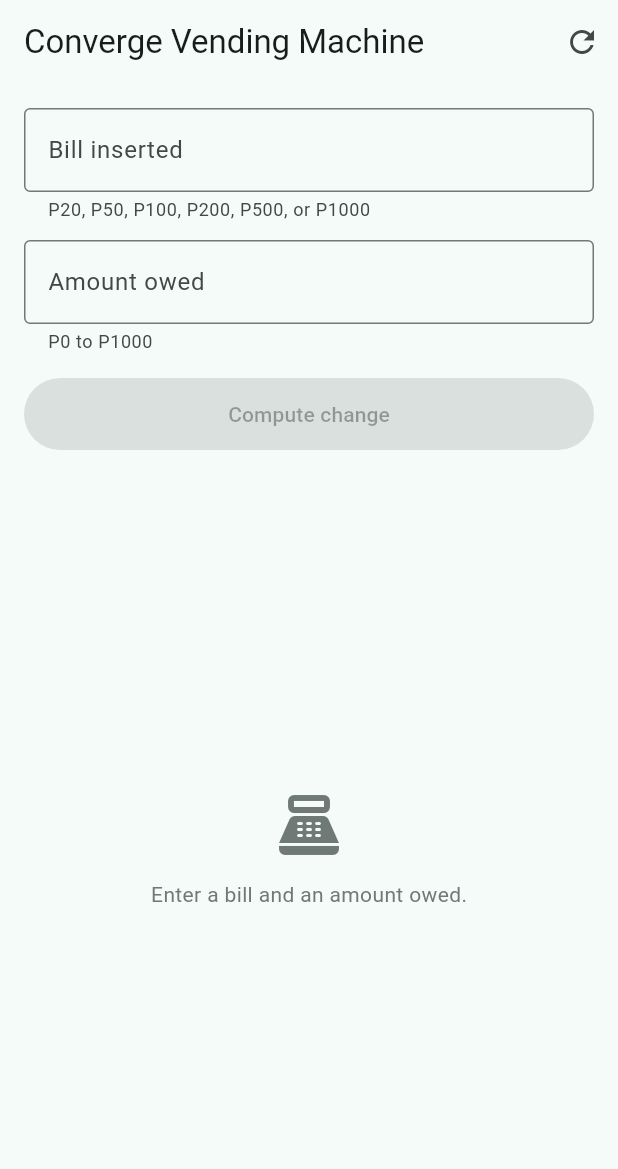
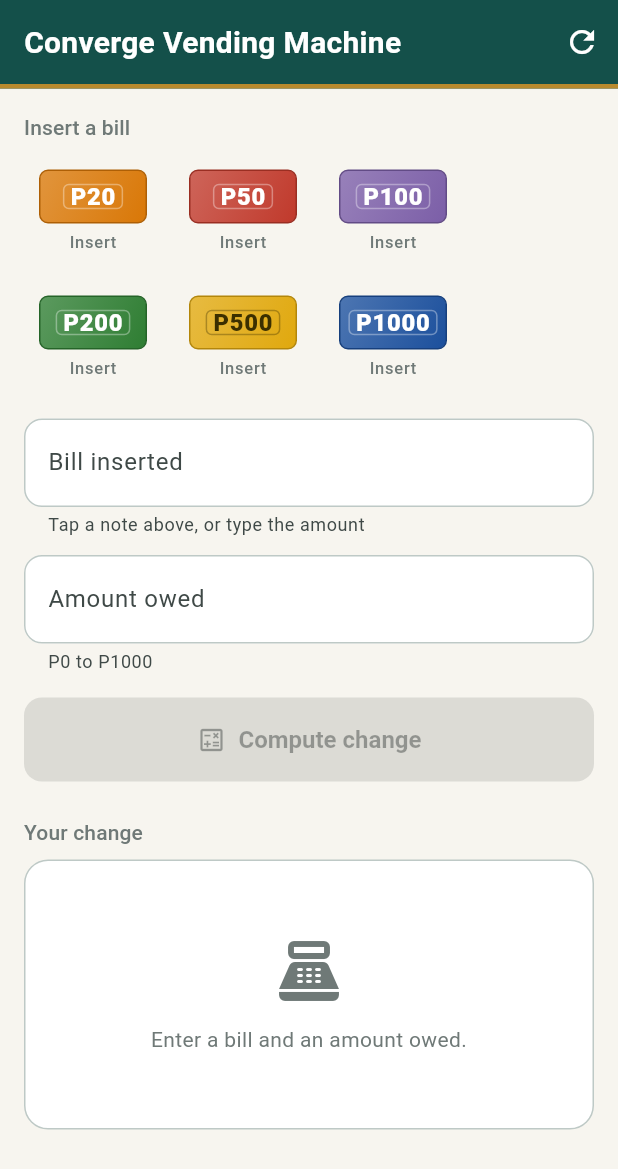
Before and after one commit to jvcerezo/converge-vending-machine, a Flutter app: the screen it shows after launch, on a phone screen of 412 x 824 dp. Shown: the top 1169 px of the screen. Run offline on Flutter 3.47's test engine with Material 3 defaults, Android fonts, the phone set to English and light mode, and no system bars.

Commit message:
feat: update existing files to use new themes and widgets

```diff
--- a/cvm/lib/main.dart
+++ b/cvm/lib/main.dart
@@ -1,5 +1,6 @@
 import 'package:flutter/material.dart';
 import 'presentation/change_screen.dart';
+import 'presentation/theme/peso_theme.dart';
 
 void main() => runApp(const CvmApp());
 
@@ -11,10 +12,7 @@
     return MaterialApp(
       title: 'Converge Vending Machine',
       debugShowCheckedModeBanner: false,
-      theme: ThemeData(
-        colorScheme: ColorScheme.fromSeed(seedColor: const Color(0xFF00695C)),
-        useMaterial3: true,
-      ),
+      theme: buildPesoTheme(),
       home: const ChangeScreen(),
     );
   }
--- a/cvm/lib/presentation/change_screen.dart
+++ b/cvm/lib/presentation/change_screen.dart
@@ -1,9 +1,12 @@
-import 'package:cvm/domain/denomination.dart';
 import 'package:flutter/material.dart';
+import 'package:flutter/services.dart';
 
 import '../domain/change_calculator.dart';
 import '../domain/change_result.dart';
+import '../domain/denomination.dart';
+import 'theme/peso_theme.dart';
 import 'widgets/amount_field.dart';
+import 'widgets/bill_picker.dart';
 import 'widgets/change_breakdown.dart';
 
 class ChangeScreen extends StatefulWidget {
@@ -65,6 +68,11 @@
     return null;
   }
 
+  // tapping a note just fills the bill field, validation stays the same
+  void _selectBill(DenominationValue bill) {
+    _billController.text = bill.pesos.toString();
+  }
+
   void _compute() {
     FocusScope.of(context).unfocus();
     if (!(_formKey.currentState?.validate() ?? false)) {
@@ -97,15 +105,39 @@
             tooltip: 'Reset',
           ),
         ],
+        bottom: const PreferredSize(
+          preferredSize: Size.fromHeight(3),
+          // thin brass line under the app bar
+          child: ColoredBox(
+            color: PesoColors.brandBrass,
+            child: SizedBox(height: 3, width: double.infinity),
+          ),
+        ),
       ),
       body: GestureDetector(
         behavior: HitTestBehavior.opaque,
         onTap: () => FocusScope.of(context).unfocus(),
-        child: Padding(
-          padding: const EdgeInsets.all(16),
-          child: Column(
-            crossAxisAlignment: CrossAxisAlignment.stretch,
+        child: SafeArea(
+          // scrollable so the keyboard does not squish the fields
+          child: ListView(
+            padding: EdgeInsets.fromLTRB(
+              16,
+              16,
+              16,
+              MediaQuery.of(context).viewInsets.bottom + 24,
+            ),
             children: [
+              const _SectionLabel('Insert a bill'),
+              const SizedBox(height: 8),
+              // listens to the controller so only the picker rebuilds on tap
+              ValueListenableBuilder<TextEditingValue>(
+                valueListenable: _billController,
+                builder: (context, value, _) => BillPicker(
+                  selectedPesos: int.tryParse(value.text.trim()),
+                  onSelected: _selectBill,
+                ),
+              ),
+              const SizedBox(height: 16),
               Form(
                 key: _formKey,
                 child: Column(
@@ -113,8 +145,7 @@
                     AmountField(
                       controller: _billController,
                       label: 'Bill inserted',
-                      // show in labels what users can input
-                      helperText: 'P20, P50, P100, P200, P500, or P1000',
+                      helperText: 'Tap a note above, or type the amount',
                       validator: _validateBill,
                     ),
                     const SizedBox(height: 12),
@@ -134,14 +165,23 @@
               // button user can press when ready to submit
               const SizedBox(height: 16),
               SizedBox(
-                height: 48,
+                height: 56,
                 child: FilledButton(
                   onPressed: _canSubmit ? _compute : null,
-                  child: const Text('Compute change'),
+                  child: const Row(
+                    mainAxisAlignment: MainAxisAlignment.center,
+                    children: [
+                      Icon(Icons.calculate_outlined, size: 20),
+                      SizedBox(width: 8),
+                      Text('Compute change'),
+                    ],
+                  ),
                 ),
               ),
               const SizedBox(height: 24),
-              Expanded(child: ChangeBreakdown(result: _result)),
+              const _SectionLabel('Your change'),
+              const SizedBox(height: 8),
+              ChangeBreakdown(result: _result),
             ],
           ),
         ),
@@ -149,3 +189,19 @@
     );
   }
 }
+
+class _SectionLabel extends StatelessWidget {
+  const _SectionLabel(this.text);
+
+  final String text;
+
+  @override
+  Widget build(BuildContext context) {
+    return Text(
+      text,
+      style: Theme.of(context).textTheme.labelLarge?.copyWith(
+        color: Theme.of(context).colorScheme.outline,
+      ),
+    );
+  }
+}
--- a/cvm/lib/presentation/widgets/amount_field.dart
+++ b/cvm/lib/presentation/widgets/amount_field.dart
@@ -32,11 +32,17 @@
         LengthLimitingTextInputFormatter(4),
       ],
       onFieldSubmitted: (_) => onSubmitted?.call(),
+      style: const TextStyle(fontSize: 18, fontWeight: FontWeight.w600),
       decoration: InputDecoration(
         labelText: label,
         helperText: helperText,
+        helperMaxLines: 2,
         prefixText: 'P ',
-        border: const OutlineInputBorder(),
+        prefixStyle: TextStyle(
+          fontSize: 18,
+          fontWeight: FontWeight.w700,
+          color: Theme.of(context).colorScheme.primary,
+        ),
       ),
     );
   }
--- a/cvm/lib/presentation/widgets/change_breakdown.dart
+++ b/cvm/lib/presentation/widgets/change_breakdown.dart
@@ -1,6 +1,8 @@
-import 'package:cvm/domain/denomination.dart';
 import 'package:flutter/material.dart';
+
 import '../../domain/change_result.dart';
+import '../theme/peso_theme.dart';
+import 'money_swatch.dart';
 
 class ChangeBreakdown extends StatelessWidget {
   const ChangeBreakdown({super.key, required this.result});
@@ -8,15 +10,46 @@
 
   @override
   Widget build(BuildContext context) {
-    return switch (result) {
+    return AnimatedSwitcher(
+      duration: const Duration(milliseconds: 220),
+      switchInCurve: Curves.easeOut,
+      child: switch (result) {
         null => const _Placeholder(),
         ChangeFailure(:final error) => _ErrorBanner(error: error),
         ChangeSuccess(isNoChangeDue: true) => const _NoChangeDue(),
         ChangeSuccess(:final entries, :final totalPesos) => _Breakdown(
+          key: ValueKey(totalPesos),
           entries: entries,
           totalPesos: totalPesos,
         ),
-    };
+      },
+    );
+  }
+}
+
+// shared card for the empty and no change states. the result area is inside
+// a scroll view now so it needs a min height or it collapses
+class _StateCard extends StatelessWidget {
+  const _StateCard({required this.children});
+
+  final List<Widget> children;
+
+  @override
+  Widget build(BuildContext context) {
+    return Container(
+      width: double.infinity,
+      constraints: const BoxConstraints(minHeight: 180),
+      padding: const EdgeInsets.all(24),
+      decoration: BoxDecoration(
+        color: Colors.white,
+        borderRadius: BorderRadius.circular(16),
+        border: Border.all(color: Theme.of(context).colorScheme.outlineVariant),
+      ),
+      child: Column(
+        mainAxisAlignment: MainAxisAlignment.center,
+        children: children,
+      ),
+    );
   }
 }
 
@@ -25,24 +58,20 @@
 
   @override
   Widget build(BuildContext context) {
-    return Center(
-      child: Column(
-        mainAxisAlignment: MainAxisAlignment.center,
+    final scheme = Theme.of(context).colorScheme;
+
+    return _StateCard(
       children: [
-          Icon(
-            Icons.point_of_sale_outlined,
-            size: 48,
-            color: Theme.of(context).colorScheme.outline,
-          ),
+        Icon(Icons.point_of_sale_outlined, size: 48, color: scheme.outline),
         const SizedBox(height: 12),
         Text(
           'Enter a bill and an amount owed.',
-            style: Theme.of(context).textTheme.bodyMedium?.copyWith(
-              color: Theme.of(context).colorScheme.outline,
-            ),
+          textAlign: TextAlign.center,
+          style: Theme.of(
+            context,
+          ).textTheme.bodyMedium?.copyWith(color: scheme.outline),
         ),
       ],
-      ),
     );
   }
 }
@@ -52,22 +81,19 @@
 
   @override
   Widget build(BuildContext context) {
-    return Center(
-      child: Column(
-        mainAxisAlignment: MainAxisAlignment.center,
+    final scheme = Theme.of(context).colorScheme;
+
+    return _StateCard(
       children: [
-          Icon(
-            Icons.check_circle_outline,
-            size: 48,
-            color: Theme.of(context).colorScheme.primary,
-          ),
+        Icon(Icons.check_circle_outline, size: 48, color: scheme.primary),
         const SizedBox(height: 12),
         Text(
           'No change due.',
-            style: Theme.of(context).textTheme.titleMedium,
+          style: Theme.of(
+            context,
+          ).textTheme.titleMedium?.copyWith(fontWeight: FontWeight.w700),
         ),
       ],
-      ),
     );
   }
 }
@@ -93,7 +119,7 @@
       padding: const EdgeInsets.all(16),
       decoration: BoxDecoration(
         color: scheme.errorContainer,
-        borderRadius: BorderRadius.circular(12),
+        borderRadius: BorderRadius.circular(16),
       ),
       child: Row(
         crossAxisAlignment: CrossAxisAlignment.start,
@@ -103,9 +129,10 @@
           Expanded(
             child: Text(
               _message,
-              style: Theme.of(
-                context,
-              ).textTheme.bodyMedium?.copyWith(color: scheme.onErrorContainer),
+              style: Theme.of(context).textTheme.bodyMedium?.copyWith(
+                color: scheme.onErrorContainer,
+                fontWeight: FontWeight.w600,
+              ),
             ),
           ),
         ],
@@ -115,7 +142,11 @@
 }
 
 class _Breakdown extends StatelessWidget {
-  const _Breakdown({required this.entries, required this.totalPesos});
+  const _Breakdown({
+    super.key,
+    required this.entries,
+    required this.totalPesos,
+  });
 
   final List<ChangeEntry> entries;
   final int totalPesos;
@@ -127,32 +158,68 @@
     return Column(
       crossAxisAlignment: CrossAxisAlignment.stretch,
       children: [
-        Text('Change: P$totalPesos', style: theme.textTheme.headlineSmall),
-        const SizedBox(height: 8),
-        Expanded(
-          child: ListView.separated(
-            itemCount: entries.length,
-            separatorBuilder: (_, _) => const Divider(height: 1),
-            itemBuilder: (context, index) {
-              final entry = entries[index];
-              return ListTile(
-                dense: true,
-                leading: Icon(
-                  entry.denomination.type == DenominationType.bill
-                      ? Icons.money
-                      : Icons.circle_outlined,
-                  color: theme.colorScheme.primary,
+        Container(
+          padding: const EdgeInsets.symmetric(horizontal: 16, vertical: 14),
+          decoration: const BoxDecoration(
+            color: PesoColors.brandDeep,
+            borderRadius: BorderRadius.vertical(top: Radius.circular(16)),
           ),
-                title: Text('${entry.count} x ${entry.denomination.label}'),
-                trailing: Text(
-                  'P${entry.centavos ~/ 100}',
-                  style: theme.textTheme.bodyMedium,
+          child: Text(
+            'Change: P$totalPesos',
+            style: theme.textTheme.headlineSmall?.copyWith(
+              color: Colors.white,
+              fontWeight: FontWeight.w700,
             ),
-              );
-            },
+          ),
+        ),
+        Container(
+          decoration: BoxDecoration(
+            color: Colors.white,
+            borderRadius: const BorderRadius.vertical(
+              bottom: Radius.circular(16),
+            ),
+            border: Border.all(color: theme.colorScheme.outlineVariant),
+          ),
+          child: Column(
+            children: [
+              for (final entry in entries)
+                _EntryTile(key: ValueKey(entry.denomination), entry: entry),
+            ],
           ),
         ),
       ],
     );
   }
 }
+
+class _EntryTile extends StatelessWidget {
+  const _EntryTile({super.key, required this.entry});
+
+  final ChangeEntry entry;
+
+  @override
+  Widget build(BuildContext context) {
+    final theme = Theme.of(context);
+
+    return ListTile(
+      leading: SizedBox(
+        width: 56,
+        child: Align(
+          alignment: Alignment.centerLeft,
+          child: MoneySwatch(denomination: entry.denomination, width: 56),
+        ),
+      ),
+      title: Text(
+        '${entry.count} x ${entry.denomination.label}',
+        style: theme.textTheme.bodyLarge?.copyWith(fontWeight: FontWeight.w600),
+      ),
+      trailing: Text(
+        'P${entry.centavos ~/ 100}',
+        style: theme.textTheme.titleMedium?.copyWith(
+          fontWeight: FontWeight.w700,
+          color: theme.colorScheme.primary,
+        ),
+      ),
+    );
+  }
+}
```
Lines whose indentation alone changed are shown as unchanged.
